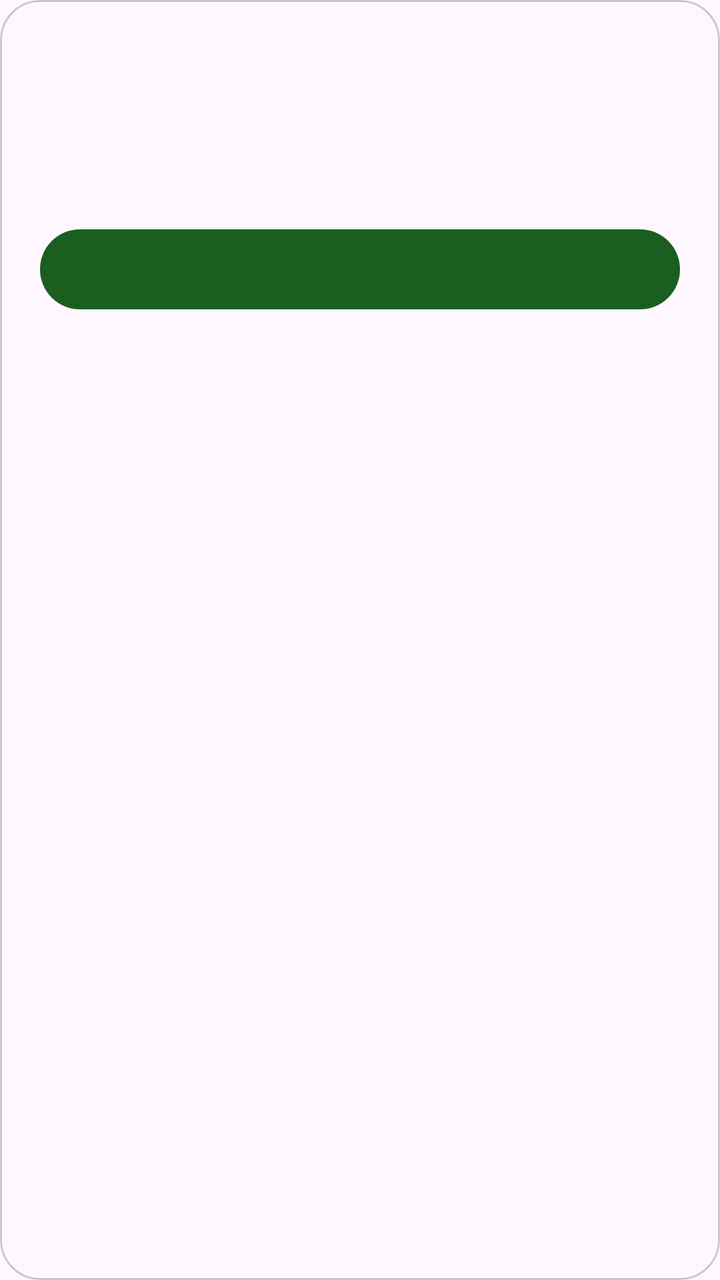
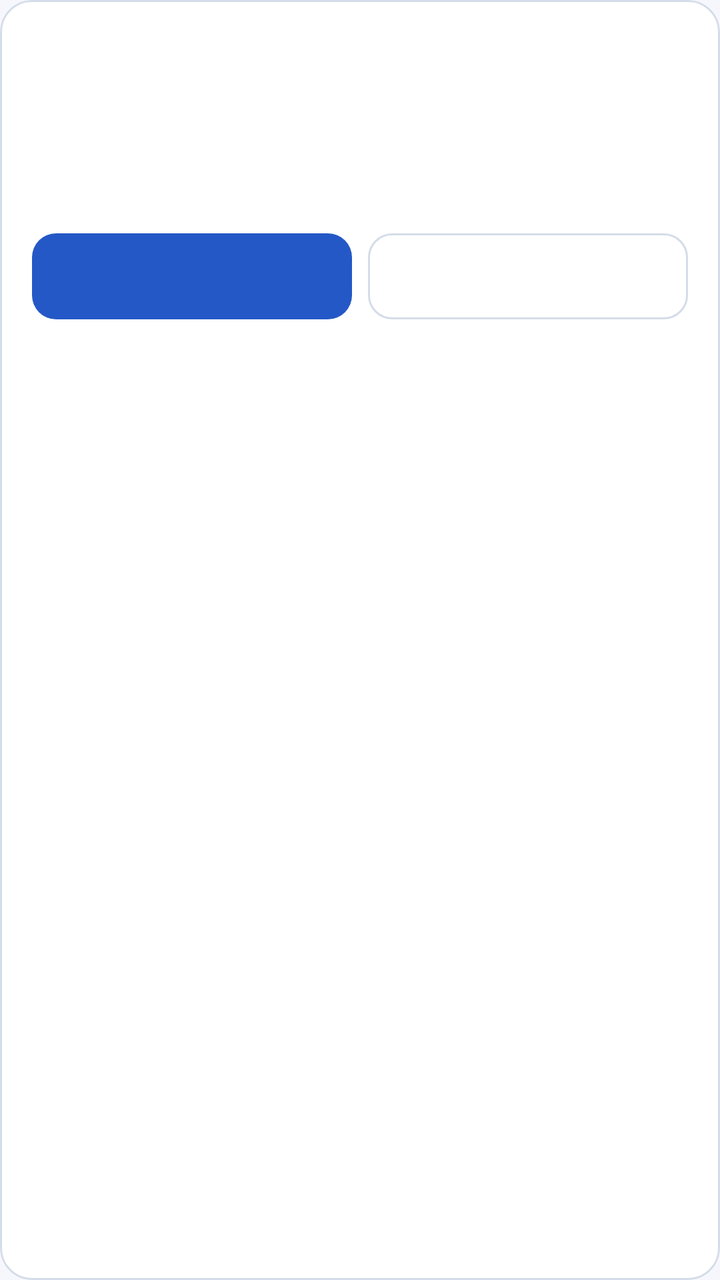

Screens rendered from an Android XML layout before and after an edit, with the pre-edit source and the edit as a unified diff.
<!-- AndroidManifest.xml: another module's application theme Theme.DevLib -->
<!-- res/layout/item_demo_entry.xml -->
<com.google.android.material.card.MaterialCardView xmlns:android="http://schemas.android.com/apk/res/android" xmlns:app="http://schemas.android.com/apk/res-auto" android:layout_width="match_parent" android:layout_height="wrap_content" android:layout_marginBottom="12dp" app:cardCornerRadius="20dp" app:cardElevation="0dp" app:strokeWidth="1dp" app:strokeColor="?attr/colorOutlineVariant">
<LinearLayout android:layout_width="match_parent" android:layout_height="wrap_content" android:orientation="vertical" android:padding="20dp">
<TextView android:id="@+id/meta" android:layout_width="match_parent" android:layout_height="wrap_content" android:textAppearance="?attr/textAppearanceLabelMedium" android:textColor="?attr/colorPrimary" />
<TextView android:id="@+id/title" android:layout_width="match_parent" android:layout_height="wrap_content" android:layout_marginTop="6dp" android:textAppearance="?attr/textAppearanceTitleLarge" />
<TextView android:id="@+id/description" style="@style/Demo.Label" />
<com.google.android.material.button.MaterialButton android:id="@+id/primary" android:layout_width="match_parent" android:layout_height="wrap_content" />
<com.google.android.material.button.MaterialButton android:id="@+id/secondary" style="@style/Widget.Material3.Button.TextButton" android:layout_width="match_parent" android:layout_height="wrap_content" />
<com.google.android.material.button.MaterialButton android:id="@+id/select" style="@style/Widget.Material3.Button.TextButton" android:layout_width="match_parent" android:layout_height="wrap_content" android:text="@string/workbench_select" android:visibility="gone" />
</LinearLayout></com.google.android.material.card.MaterialCardView>
<!-- resources referenced by this layout -->
<resources>
  <style name="Demo.Label" parent="">
          <item name="android:layout_width">match_parent</item>
          <item name="android:layout_height">wrap_content</item>
          <item name="android:textAppearance">?attr/textAppearanceBodyMedium</item>
          <item name="android:layout_marginTop">12dp</item>
          <item name="android:layout_marginBottom">8dp</item>
      </style>
  <style name="Theme.DevLib" parent="Theme.Material3.DayNight.NoActionBar">
          <item name="colorPrimary">@color/primary</item>
          <item name="colorOnPrimary">@color/on_primary</item>
          <item name="android:statusBarColor">@android:color/transparent</item>
          <item name="android:navigationBarColor">@android:color/transparent</item>
          <item name="android:windowLightStatusBar">true</item>
          <item name="android:windowLightNavigationBar">true</item>
          <item name="android:enforceNavigationBarContrast">false</item>
      </style>
  <color name="primary">#1B5E20</color>
  <color name="on_primary">#FFFFFF</color>
  <!-- unchanged entries left out for length: 1 -->
</resources>

<!-- the commit's change to res/layout/item_demo_entry.xml (unified diff, before → after) -->
@@ -1,9 +1,14 @@
-<com.google.android.material.card.MaterialCardView xmlns:android="http://schemas.android.com/apk/res/android" xmlns:app="http://schemas.android.com/apk/res-auto" android:layout_width="match_parent" android:layout_height="wrap_content" android:layout_marginBottom="12dp" app:cardCornerRadius="20dp" app:cardElevation="0dp" app:strokeWidth="1dp" app:strokeColor="?attr/colorOutlineVariant">
-<LinearLayout android:layout_width="match_parent" android:layout_height="wrap_content" android:orientation="vertical" android:padding="20dp">
-<TextView android:id="@+id/meta" android:layout_width="match_parent" android:layout_height="wrap_content" android:textAppearance="?attr/textAppearanceLabelMedium" android:textColor="?attr/colorPrimary" />
-<TextView android:id="@+id/title" android:layout_width="match_parent" android:layout_height="wrap_content" android:layout_marginTop="6dp" android:textAppearance="?attr/textAppearanceTitleLarge" />
-<TextView android:id="@+id/description" style="@style/Demo.Label" />
-<com.google.android.material.button.MaterialButton android:id="@+id/primary" android:layout_width="match_parent" android:layout_height="wrap_content" />
-<com.google.android.material.button.MaterialButton android:id="@+id/secondary" style="@style/Widget.Material3.Button.TextButton" android:layout_width="match_parent" android:layout_height="wrap_content" />
-<com.google.android.material.button.MaterialButton android:id="@+id/select" style="@style/Widget.Material3.Button.TextButton" android:layout_width="match_parent" android:layout_height="wrap_content" android:text="@string/workbench_select" android:visibility="gone" />
-</LinearLayout></com.google.android.material.card.MaterialCardView>
+<com.google.android.material.card.MaterialCardView xmlns:android="http://schemas.android.com/apk/res/android" xmlns:app="http://schemas.android.com/apk/res-auto"
+    android:layout_width="match_parent" android:layout_height="wrap_content" android:layout_marginBottom="12dp"
+    app:cardBackgroundColor="@color/dev_surface_card" app:cardCornerRadius="16dp" app:cardElevation="0dp" app:strokeWidth="1dp" app:strokeColor="@color/dev_outline_variant">
+    <LinearLayout android:layout_width="match_parent" android:layout_height="wrap_content" android:orientation="vertical" android:padding="16dp">
+        <TextView android:id="@+id/meta" android:layout_width="match_parent" android:layout_height="wrap_content" android:textAppearance="?attr/textAppearanceLabelMedium" android:textColor="@color/dev_secondary" />
+        <TextView android:id="@+id/title" android:layout_width="match_parent" android:layout_height="wrap_content" android:layout_marginTop="8dp" android:textAppearance="?attr/textAppearanceTitleLarge" android:accessibilityHeading="true" />
+        <TextView android:id="@+id/description" style="@style/Demo.Label" />
+        <LinearLayout android:layout_width="match_parent" android:layout_height="wrap_content" android:orientation="horizontal">
+            <com.google.android.material.button.MaterialButton android:id="@+id/primary" style="@style/Demo.Button.Primary" android:layout_width="0dp" android:layout_weight="1" android:layout_marginEnd="4dp" />
+            <com.google.android.material.button.MaterialButton android:id="@+id/secondary" style="@style/Demo.Button" android:layout_width="0dp" android:layout_weight="1" android:layout_marginStart="4dp" />
+        </LinearLayout>
+        <com.google.android.material.button.MaterialButton android:id="@+id/select" style="@style/Demo.Button" android:text="@string/workbench_select" android:visibility="gone" />
+    </LinearLayout>
+</com.google.android.material.card.MaterialCardView>
<!-- resource entries referenced after the edit -->
@@ -1,23 +1,101 @@
 <!-- resources referenced by this layout -->
 <resources>
+  <color name="dev_outline_variant">#D4DCE9</color>
+  <color name="dev_secondary">#146C70</color>
+  <color name="dev_surface_card">#FFFFFF</color>
+  <style name="Demo.Button" parent="Widget.Material3.Button.OutlinedButton">
+          <item name="android:layout_width">match_parent</item>
+          <item name="android:layout_height">wrap_content</item>
+          <item name="android:minHeight">48dp</item>
+          <item name="android:minWidth">0dp</item>
+          <item name="android:layout_marginTop">8dp</item>
+          <item name="android:textAllCaps">false</item>
+          <item name="cornerRadius">12dp</item>
+          <item name="strokeColor">@color/dev_outline_variant</item>
+          <item name="android:paddingTop">12dp</item>
+          <item name="android:paddingBottom">12dp</item>
+      </style>
+  <style name="Demo.Button.Primary" parent="Widget.Material3.Button">
+          <item name="android:layout_width">match_parent</item>
+          <item name="android:layout_height">wrap_content</item>
+          <item name="android:minHeight">48dp</item>
+          <item name="android:minWidth">0dp</item>
+          <item name="android:layout_marginTop">8dp</item>
+          <item name="android:textAllCaps">false</item>
+          <item name="cornerRadius">12dp</item>
+          <item name="android:paddingTop">12dp</item>
+          <item name="android:paddingBottom">12dp</item>
+      </style>
   <style name="Demo.Label" parent="">
           <item name="android:layout_width">match_parent</item>
           <item name="android:layout_height">wrap_content</item>
           <item name="android:textAppearance">?attr/textAppearanceBodyMedium</item>
-          <item name="android:layout_marginTop">12dp</item>
+          <item name="android:textColor">@color/dev_on_surface_variant</item>
+          <item name="android:lineSpacingExtra">3dp</item>
+          <item name="android:layout_marginTop">8dp</item>
           <item name="android:layout_marginBottom">8dp</item>
       </style>
   <style name="Theme.DevLib" parent="Theme.Material3.DayNight.NoActionBar">
-          <item name="colorPrimary">@color/primary</item>
-          <item name="colorOnPrimary">@color/on_primary</item>
+          <item name="colorPrimary">@color/dev_primary</item>
+          <item name="colorOnPrimary">@color/dev_on_primary</item>
+          <item name="colorPrimaryContainer">@color/dev_primary_container</item>
+          <item name="colorOnPrimaryContainer">@color/dev_on_primary_container</item>
+          <item name="colorSecondary">@color/dev_secondary</item>
+          <item name="colorOnSecondary">@color/dev_on_secondary</item>
+          <item name="colorSecondaryContainer">@color/dev_secondary_container</item>
+          <item name="colorOnSecondaryContainer">@color/dev_on_secondary_container</item>
+          <item name="colorTertiary">@color/dev_secondary</item>
+          <item name="colorOnTertiary">@color/dev_on_secondary</item>
+          <item name="colorTertiaryContainer">@color/dev_secondary_container</item>
+          <item name="colorOnTertiaryContainer">@color/dev_on_secondary_container</item>
+          <item name="android:colorBackground">@color/feature_res_surface</item>
+          <item name="android:windowBackground">@color/feature_res_surface</item>
+          <item name="colorOnBackground">@color/feature_res_on_surface</item>
+          <item name="colorSurface">@color/dev_surface_card</item>
+          <item name="colorOnSurface">@color/feature_res_on_surface</item>
+          <item name="colorSurfaceVariant">@color/dev_surface_variant</item>
+          <item name="colorOnSurfaceVariant">@color/dev_on_surface_variant</item>
+          <item name="colorSurfaceContainer">@color/dev_surface_card</item>
+          <item name="colorSurfaceContainerLow">@color/dev_surface_card</item>
+          <item name="colorSurfaceContainerHigh">@color/dev_surface_variant</item>
+          <item name="colorOutline">@color/dev_outline</item>
+          <item name="colorOutlineVariant">@color/dev_outline_variant</item>
+          <item name="colorError">@color/dev_error</item>
+          <item name="colorOnError">@color/dev_on_error</item>
+          <item name="colorErrorContainer">@color/dev_error_container</item>
+          <item name="colorOnErrorContainer">@color/dev_on_error_container</item>
+          <item name="textInputStyle">@style/Demo.TextInputLayout</item>
+          <item name="materialButtonStyle">@style/Demo.Button.Primary</item>
+          
+          <item name="android:windowLightStatusBar">@bool/dev_light_system_bars</item>
+          <item name="android:windowLightNavigationBar">@bool/dev_light_system_bars</item>
           <item name="android:statusBarColor">@android:color/transparent</item>
           <item name="android:navigationBarColor">@android:color/transparent</item>
-          <item name="android:windowLightStatusBar">true</item>
-          <item name="android:windowLightNavigationBar">true</item>
-          <item name="android:enforceNavigationBarContrast">false</item>
       </style>
-  <color name="primary">#1B5E20</color>
-  <color name="on_primary">#FFFFFF</color>
+  <color name="dev_on_surface_variant">#526078</color>
+  <color name="dev_primary">#2458C6</color>
+  <color name="dev_on_primary">#FFFFFF</color>
+  <color name="dev_primary_container">#DFE8FF</color>
+  <color name="dev_on_primary_container">#163567</color>
+  <color name="dev_on_secondary">#FFFFFF</color>
+  <color name="dev_secondary_container">#D8F1F0</color>
+  <color name="dev_on_secondary_container">#124F53</color>
+  <color name="feature_res_surface">#F5F7FC</color>
+  <color name="feature_res_on_surface">#192338</color>
+  <color name="dev_surface_variant">#E9EDF5</color>
+  <color name="dev_outline">#738098</color>
+  <color name="dev_error">#B3261E</color>
+  <color name="dev_on_error">#FFFFFF</color>
+  <color name="dev_error_container">#FCE3DF</color>
+  <color name="dev_on_error_container">#761F19</color>
+  <style name="Demo.TextInputLayout" parent="Widget.Material3.TextInputLayout.OutlinedBox">
+          <item name="android:layout_marginTop">12dp</item>
+          <item name="boxCornerRadiusTopStart">12dp</item>
+          <item name="boxCornerRadiusTopEnd">12dp</item>
+          <item name="boxCornerRadiusBottomStart">12dp</item>
+          <item name="boxCornerRadiusBottomEnd">12dp</item>
+          <item name="boxBackgroundColor">@color/dev_surface_card</item>
+      </style>
   <!-- unchanged entries left out for length: 1 -->
 </resources>
 
